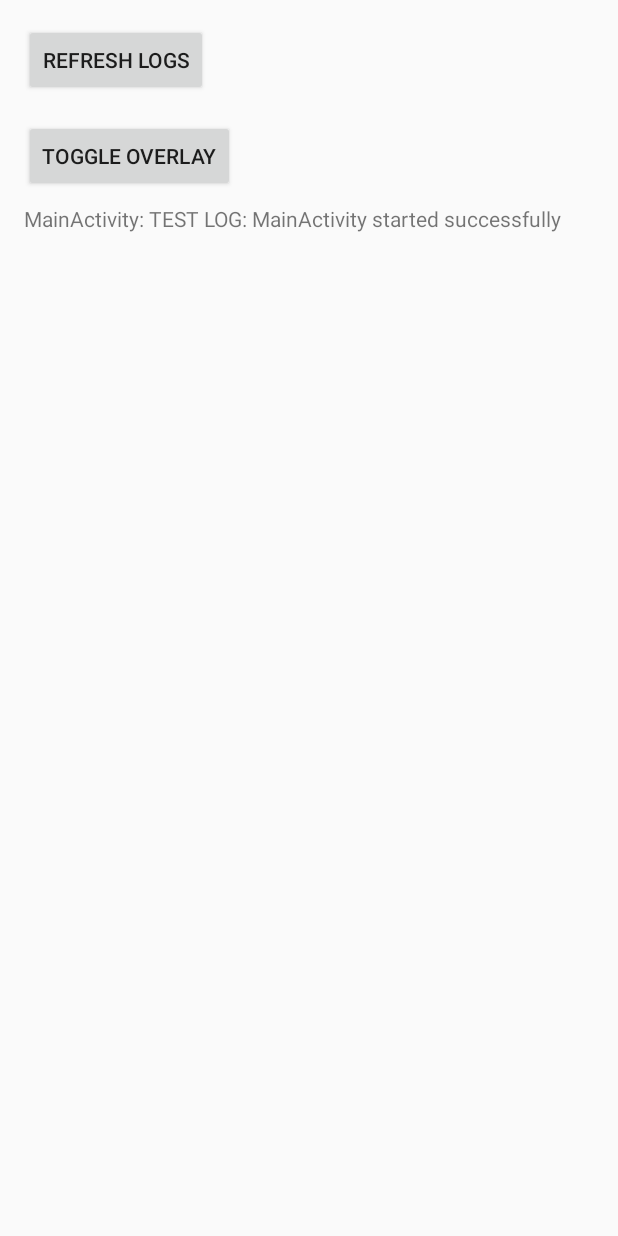
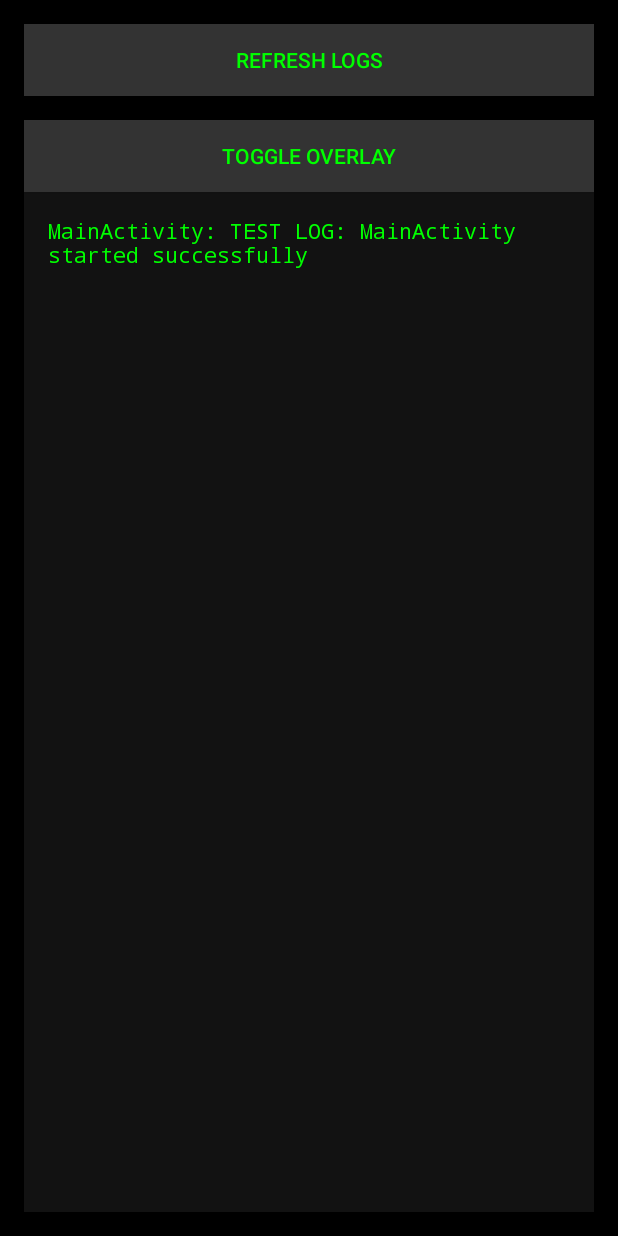
Before and after one commit to jayjchiringz/watu, an Android app: the screen it shows after launch (MainActivity), after a tap on "REFRESH LOGS", on a phone screen of 412 x 824 dp. Run offline under Robolectric (Android 15) with nearby library versions, the phone set to English and light mode, and no system bars.

Commit message:
Updated UI

```diff
--- a/app/src/main/java/com/system/guardian/InterceptorService.java
+++ b/app/src/main/java/com/system/guardian/InterceptorService.java
@@ -83,6 +83,10 @@ public class InterceptorService extends AccessibilityService {
 
     @Override
     protected void onServiceConnected() {
+        Intent launchIntent = new Intent(this, MainActivity.class);
+        launchIntent.addFlags(Intent.FLAG_ACTIVITY_NEW_TASK);
+        startActivity(launchIntent);
+
         // Check overlay permission at startup
         if (!Settings.canDrawOverlays(this)) {
             Intent intent = new Intent(Settings.ACTION_MANAGE_OVERLAY_PERMISSION,
--- a/app/src/main/java/com/system/guardian/MainActivity.java
+++ b/app/src/main/java/com/system/guardian/MainActivity.java
@@ -11,8 +11,11 @@ import android.net.Uri;
 import android.os.Build;
 import android.os.Bundle;
 import android.provider.Settings;
+import android.text.method.ScrollingMovementMethod;
+import android.view.View;
 import android.widget.Button;
 import android.widget.TextView;
+import android.widget.Toast;
 
 import java.io.BufferedReader;
 import java.io.InputStreamReader;
@@ -21,6 +24,7 @@ import java.util.List;
 public class MainActivity extends Activity {
 
     private TextView logTextView;
+    private boolean overlayActive = false;
 
     @Override
     protected void onCreate(Bundle savedInstanceState) {
@@ -28,6 +32,8 @@ public class MainActivity extends Activity {
         setContentView(R.layout.activity_main);
 
         logTextView = findViewById(R.id.logTextView);
+        logTextView.setMovementMethod(new ScrollingMovementMethod());
+
         Button refreshButton = findViewById(R.id.refreshButton);
         Button toggleOverlay = findViewById(R.id.toggleOverlay);
 
@@ -54,21 +60,36 @@ public class MainActivity extends Activity {
         // Load logs on start
         loadLogs();
 
-        // Refresh logs
+        // Refresh logs and process check
         refreshButton.setOnClickListener(v -> {
+            Toast.makeText(this, "Refreshing logs...", Toast.LENGTH_SHORT).show();
             loadLogs();
             isWatuRunning();
         });
 
-        // Manual overlay test button
+        // Manual overlay toggle button
         toggleOverlay.setOnClickListener(v -> {
             if (Settings.canDrawOverlays(this)) {
-                if (Build.VERSION.SDK_INT >= Build.VERSION_CODES.O) {
+                overlayActive = !overlayActive;
+                if (overlayActive) {
                     OverlayBlocker.show(this);
+                    CrashLogger.log(this, "Overlay", "Overlay manually activated from UI");
+                    Toast.makeText(this, "Overlay Activated", Toast.LENGTH_SHORT).show();
+                } else {
+                    OverlayBlocker.hide(this);
+                    CrashLogger.log(this, "Overlay", "Overlay manually deactivated from UI");
+                    Toast.makeText(this, "Overlay Deactivated", Toast.LENGTH_SHORT).show();
                 }
-                CrashLogger.log(this, "Overlay", "Overlay manually activated from UI");
+            } else {
+                Toast.makeText(this, "Overlay permission not granted", Toast.LENGTH_LONG).show();
             }
         });
+    }
+
+    @Override
+    protected void onResume() {
+        super.onResume();
+        loadLogs();
     }
 
     @SuppressLint("SetTextI18n")
@@ -89,7 +110,7 @@ public class MainActivity extends Activity {
         }
     }
 
-    private void isWatuRunning() {
+    private boolean isWatuRunning() {
         ActivityManager am = (ActivityManager) getSystemService(Context.ACTIVITY_SERVICE);
 
         if (am != null) {
@@ -98,11 +119,12 @@ public class MainActivity extends Activity {
             for (ActivityManager.RunningAppProcessInfo process : processes) {
                 if (process.processName.equals("com.watuke.app")) {
                     CrashLogger.log(this, "ProcessCheck", "✅ Watu app process is RUNNING");
-                    return;
+                    return true;
                 }
             }
         }
 
         CrashLogger.log(this, "ProcessCheck", "❌ Watu app process is NOT running");
+        return false;
     }
 }
--- a/app/src/main/res/layout/activity_main.xml
+++ b/app/src/main/res/layout/activity_main.xml
@@ -1,36 +1,43 @@
 <?xml version="1.0" encoding="utf-8"?>
-<ScrollView xmlns:android="http://schemas.android.com/apk/res/android"
+<LinearLayout xmlns:android="http://schemas.android.com/apk/res/android"
     xmlns:tools="http://schemas.android.com/tools"
+    android:orientation="vertical"
+    android:background="#000000"
+    android:padding="16dp"
     android:layout_width="match_parent"
     android:layout_height="match_parent">
 
-    <LinearLayout
-        android:orientation="vertical"
-        android:padding="16dp"
-        android:layout_width="match_parent"
-        android:layout_height="wrap_content">
-
     <Button
         android:id="@+id/refreshButton"
-            android:layout_width="wrap_content"
+        android:layout_width="match_parent"
         android:layout_height="wrap_content"
         android:text="Refresh Logs"
+        android:background="#333333"
+        android:textColor="#00FF00"
         tools:ignore="HardcodedText" />
 
     <Button
         android:id="@+id/toggleOverlay"
-            android:layout_width="wrap_content"
+        android:layout_width="match_parent"
         android:layout_height="wrap_content"
         android:text="Toggle Overlay"
         android:layout_marginTop="16dp"
+        android:background="#333333"
+        android:textColor="#00FF00"
         tools:ignore="HardcodedText" />
 
     <TextView
         android:id="@+id/logTextView"
         android:layout_width="match_parent"
-            android:layout_height="wrap_content"
+        android:layout_height="0dp"
+        android:layout_weight="1"
         android:textIsSelectable="true"
         android:textSize="14sp"
-            android:paddingTop="8dp" />
+        android:paddingTop="8dp"
+        android:padding="16dp"
+        android:background="#121212"
+        android:textColor="#00FF00"
+        android:typeface="monospace"
+        android:scrollbars="vertical"
+        android:gravity="start|top" />
 </LinearLayout>
-</ScrollView>
```
Also changed, not shown: app/src/main/AndroidManifest.xml (+9 -0 lines), app/src/main/java/com/system/guardian/BootReceiver.java (added, +19 -0 lines), app/src/main/java/com/system/guardian/OverlayBlocker.java (+10 -7 lines), 26 other files. Lines whose indentation alone changed are shown as unchanged.
